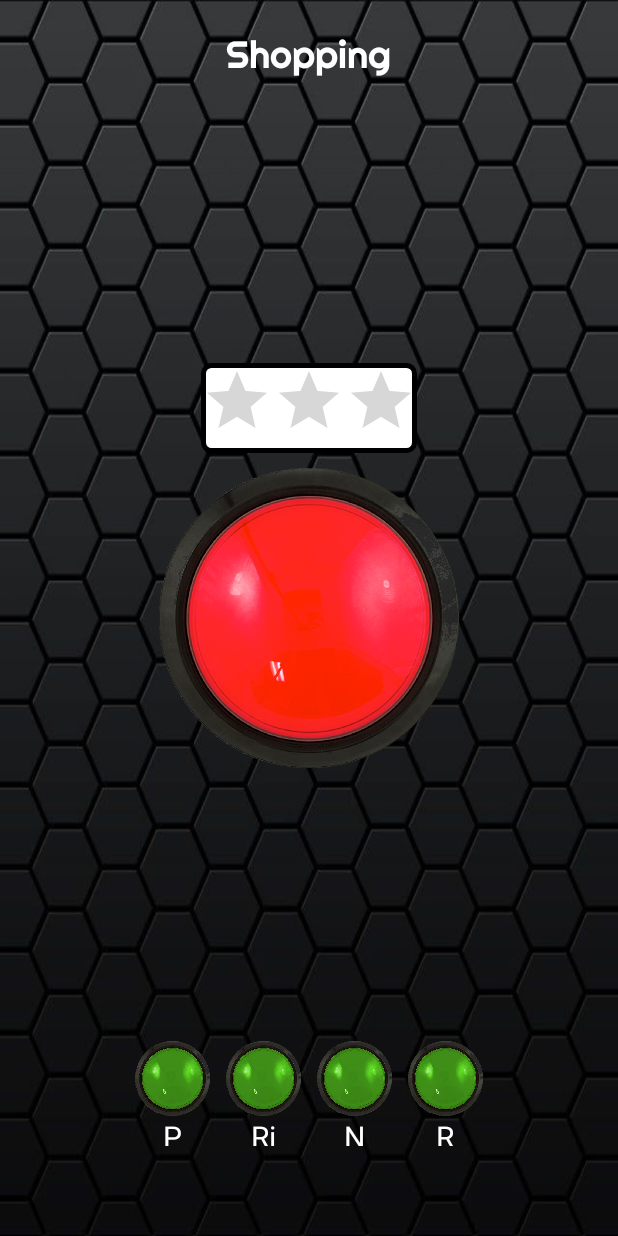
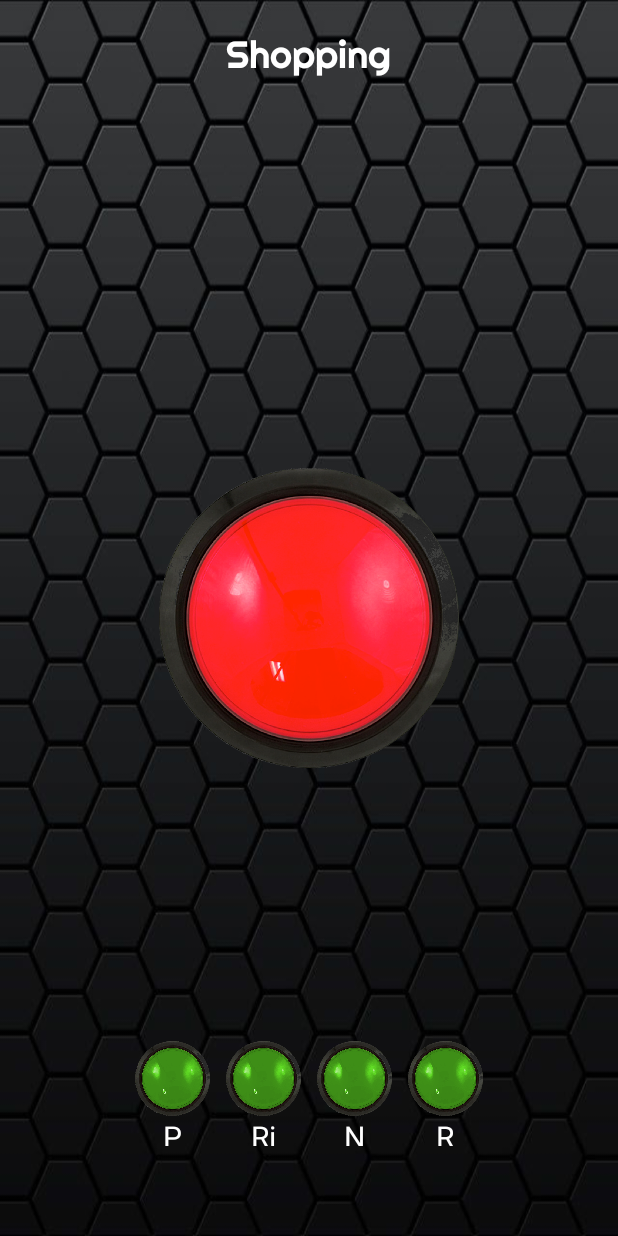
Before and after one commit to SteeveDevelopmentTeam/SteeveRepository, an Android app: the MainActivity screen opened directly, with no data from a screen before it, after a tap on "Shopping", on a phone screen of 412 x 824 dp. Run offline under Robolectric (Android 15) with nearby library versions, the phone set to English and light mode, and no system bars.

Commit message:
First GCM support implemented and working in separate Activity GCMMainActivity, waiting for implement in ShoppingActivity

```diff
--- a/app/build.gradle
+++ b/app/build.gradle
@@ -1,4 +1,5 @@
 apply plugin: 'com.android.application'
+apply plugin: 'com.google.gms.google-services'
 
 android {
     compileSdkVersion 23
@@ -32,5 +33,5 @@ dependencies {
     compile 'com.android.support:design:23.2.0'
     compile 'org.apache.httpcomponents:httpcore:4.4.1'
     compile 'org.apache.httpcomponents:httpclient:4.5'
-    compile files('libs/json-simple.jar')
+    compile "com.google.android.gms:play-services-gcm:8.3.0"
 }
--- a/app/src/main/java/com/steeve/steeveapp/ListAdapter.java
+++ b/app/src/main/java/com/steeve/steeveapp/ListAdapter.java
@@ -67,6 +67,10 @@ public class ListAdapter extends BaseAdapter{
                         Intent shoppingIntent = new Intent(context, ShoppingActivity.class).setFlags(Intent.FLAG_ACTIVITY_NEW_TASK);
                         context.startActivity(shoppingIntent);
                         break;
+                    case 2:
+                        Intent provaGcmIntent = new Intent(context, GCMMainActivity.class).setFlags(Intent.FLAG_ACTIVITY_NEW_TASK);
+                        context.startActivity(provaGcmIntent);
+                        break;
                 }
             }
         });
--- a/app/src/main/java/com/steeve/steeveapp/MainActivity.java
+++ b/app/src/main/java/com/steeve/steeveapp/MainActivity.java
@@ -30,8 +30,8 @@ public class MainActivity extends Activity{
     }
 
     private void setupList() {
-        listImages = new int[]{android.R.drawable.btn_dialog, android.R.drawable.btn_radio};
-        listTexts = new String[]{"Gimme money", "Shopping"};
+        listImages = new int[]{android.R.drawable.btn_dialog, android.R.drawable.btn_radio, android.R.drawable.btn_radio};
+        listTexts = new String[]{"Gimme money", "Shopping", "ProvaGCM"};
         actionList= (ListView) findViewById(R.id.mainList);
         actionList.setAdapter(new ListAdapter(this, listTexts, listImages));
     }
--- a/app/src/main/java/com/steeve/steeveapp/ShoppingActivity.java
+++ b/app/src/main/java/com/steeve/steeveapp/ShoppingActivity.java
@@ -129,7 +129,7 @@ public class ShoppingActivity extends Activity {
                 }
             });
             builderSingle.show();
-        } else {
+        } else {                         //if already registered skip askForID()
             new Connection().execute();
             setStatusButton();
         }
--- a/app/src/main/res/layout/shopping_layout.xml
+++ b/app/src/main/res/layout/shopping_layout.xml
@@ -157,7 +157,7 @@
         android:layout_above="@+id/mainAlertButton"
         android:layout_centerHorizontal="true"
         android:background="@drawable/rating_bar_background"
-        android:visibility="visible">
+        android:visibility="gone">
 
         <RatingBar
             android:layout_width="wrap_content"
--- a/app/src/main/res/values/strings.xml
+++ b/app/src/main/res/values/strings.xml
@@ -1,4 +1,10 @@
 <resources>
     <string name="app_name">SteeveApp</string>
     <string name="action_settings">Settings</string>
+    <string name="gcm_send_message">Token retrieved and sent to server! You can now use gcmsender to
+        send downstream messages to this app.</string>
+    <string name="registering_message">Generating InstanceID token...</string>
+    <string name="token_error_message">An error occurred while either fetching the InstanceID token,
+        sending the fetched token to the server or subscribing to the PubSub topic. Please try
+        running the sample again.</string>
 </resources>
--- a/build.gradle
+++ b/build.gradle
@@ -6,6 +6,7 @@ buildscript {
     }
     dependencies {
         classpath 'com.android.tools.build:gradle:1.5.0'
+        classpath 'com.google.gms:google-services:2.0.0-alpha6'
 
         // NOTE: Do not place your application dependencies here; they belong
         // in the individual module build.gradle files
```
Also changed, not shown: app/src/main/AndroidManifest.xml (+33 -0 lines), app/src/main/res/layout/prova_main_layout.xml (added, +12 -0 lines), app/src/main/res/layout/welcome_screen.xml (+2 -5 lines), gradle/wrapper/gradle-wrapper.properties, 1 other file.
